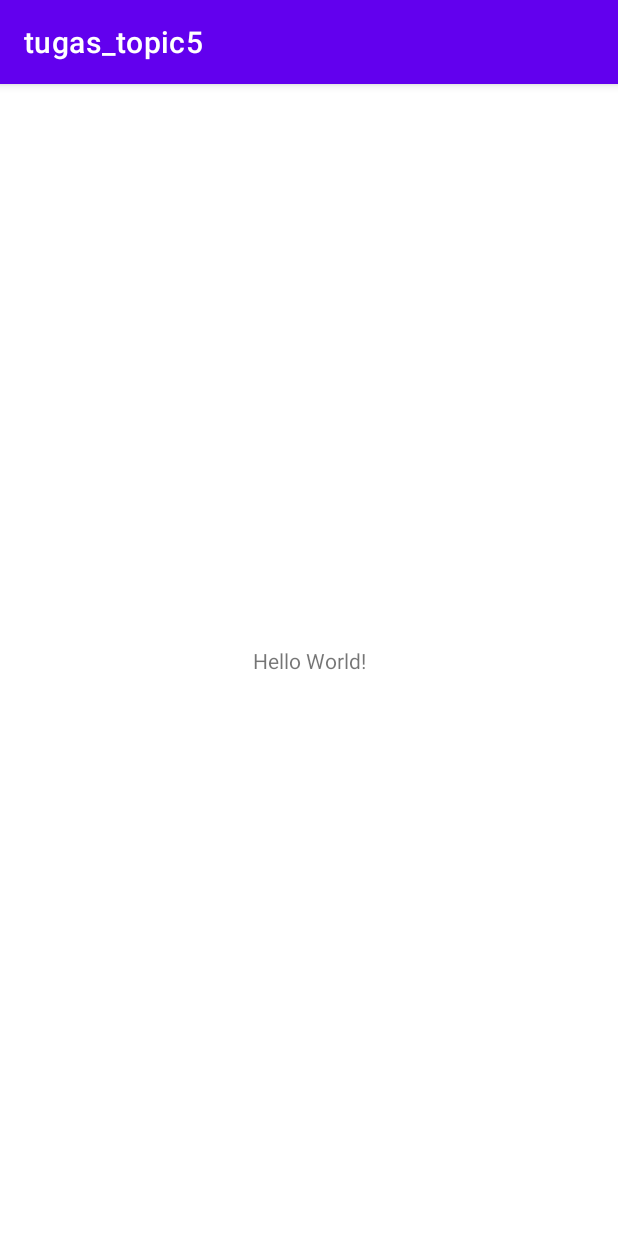
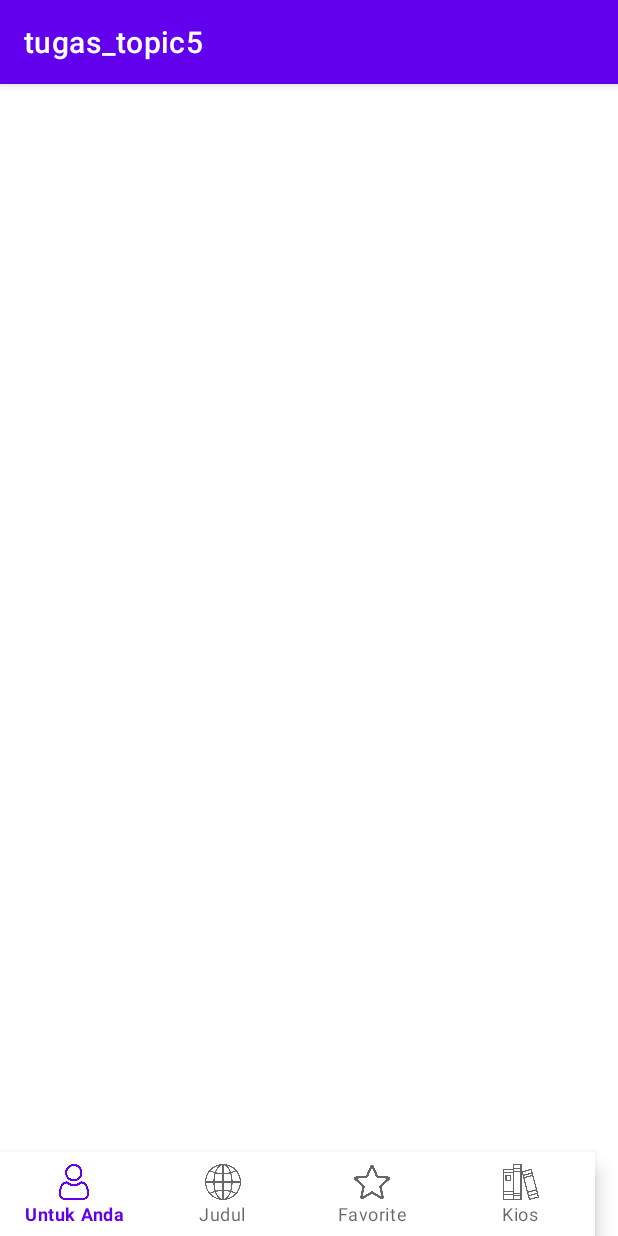
Before and after one commit to richardlois8/tugas_topic5, an Android app: the screen it shows after launch (MainActivity), on a phone screen of 412 x 824 dp. Run offline under Robolectric (Android 15) with nearby library versions, the phone set to English and light mode, and no system bars.

Commit message:
Bottom Navigation Bar

```diff
--- a/app/src/main/res/layout/activity_main.xml
+++ b/app/src/main/res/layout/activity_main.xml
@@ -6,13 +6,16 @@
     android:layout_height="match_parent"
     tools:context=".MainActivity">
 
-    <TextView
-        android:layout_width="wrap_content"
+    <com.google.android.material.bottomnavigation.BottomNavigationView
+        android:id="@+id/bottomNavView"
+        android:layout_width="match_parent"
         android:layout_height="wrap_content"
-        android:text="Hello World!"
-        app:layout_constraintBottom_toBottomOf="parent"
-        app:layout_constraintEnd_toEndOf="parent"
-        app:layout_constraintStart_toStartOf="parent"
-        app:layout_constraintTop_toTopOf="parent" />
+        android:layout_marginRight="15dp"
+        app:menu="@menu/bottom_navbar_menu"
+        app:labelVisibilityMode="labeled"
+        app:layout_constraintLeft_toLeftOf="parent"
+        app:layout_constraintBottom_toBottomOf="parent">
+
+    </com.google.android.material.bottomnavigation.BottomNavigationView>
 
 </androidx.constraintlayout.widget.ConstraintLayout>
--- /dev/null
+++ b/app/src/main/res/menu/bottom_navbar_menu.xml
@@ -0,0 +1,19 @@
+<?xml version="1.0" encoding="utf-8"?>
+<menu xmlns:android="http://schemas.android.com/apk/res/android">
+    <item
+        android:id="@+id/untukAnda"
+        android:icon="@drawable/user"
+        android:title="@string/untuk_anda" />
+    <item
+        android:id="@+id/judul"
+        android:icon="@drawable/globe"
+        android:title="@string/judul"/>
+    <item
+        android:id="@+id/favorite"
+        android:icon="@drawable/star"
+        android:title="@string/favorite" />
+    <item
+        android:id="@+id/kios"
+        android:icon="@drawable/book"
+        android:title="@string/kios" />
+</menu>
--- a/app/src/main/res/values/strings.xml
+++ b/app/src/main/res/values/strings.xml
@@ -1,3 +1,7 @@
 <resources>
     <string name="app_name">tugas_topic5</string>
+    <string name="untuk_anda">Untuk Anda</string>
+    <string name="judul">Judul</string>
+    <string name="favorite">Favorite</string>
+    <string name="kios">Kios</string>
 </resources>
```
Also changed, not shown: app/src/main/res/drawable/book.png (added), app/src/main/res/drawable/globe.png (added), app/src/main/res/drawable/star.png (added), app/src/main/res/drawable/user.png (added).
